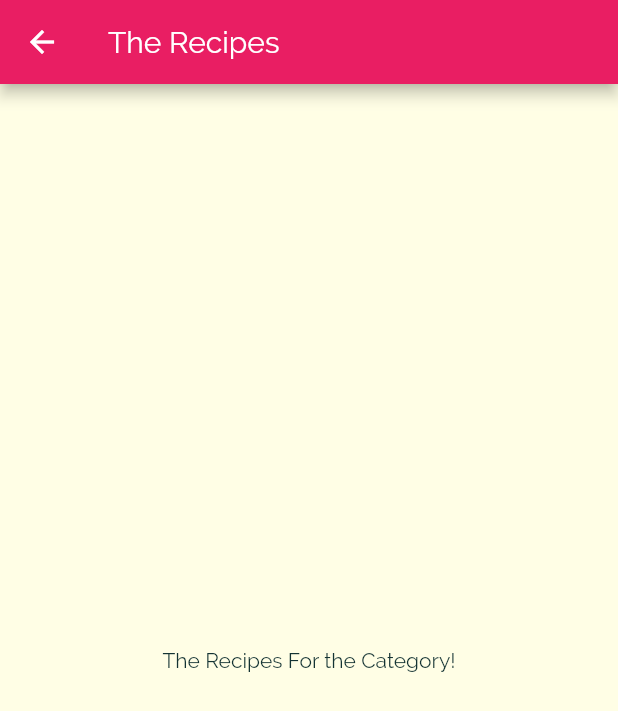
After one commit to waynet022/Flutter_Apps, a Flutter app: the screen it shows after launch, after a tap on "Italian", on a phone screen of 412 x 824 dp. The commit adds this screen. Shown: the top 711 px of the screen. Run offline on Flutter 3.47's test engine with Material 2 defaults, Android fonts, the phone set to English and light mode, and no system bars.

Commit message:
Added navigation
Added a navigation function on the category_item file. Each category
will now have an ontap function inside of the inkwell wedget. The new
category_meals_screen page will get pushed to a stack. The new screen by
default provides a back button at the top of the appbar.

```diff
--- a/lib/category_item.dart
+++ b/lib/category_item.dart
@@ -1,4 +1,5 @@
 import 'package:flutter/material.dart';
+import 'category_meals_screen.dart';
 
 class CategoryItem extends StatelessWidget {
   final String title;
@@ -6,22 +7,35 @@ class CategoryItem extends StatelessWidget {
 
   CategoryItem(this.title, this.color);
 
+  void selectCategory(BuildContext ctx){
+    Navigator.of(ctx).push(MaterialPageRoute(builder: (_){
+      return CategoryMealsScreen();
+          },
+        ),
+      );
+  }
+
   @override
   Widget build(BuildContext context) {
-    return Container(
+    return InkWell(
+      onTap: () => selectCategory(context),
+      splashColor: Theme.of(context).primaryColor,
+      borderRadius: BorderRadius.circular(15),
+      child:
+        Container(
           padding: const EdgeInsets.all(15),
           child: Text(title, style: Theme.of(context).textTheme.title,),
           decoration: BoxDecoration(
             gradient: LinearGradient(
-          colors: [
-            color.withOpacity(0.7),
-            color,
-          ],
+              colors: [color.withOpacity(0.7), color],
               begin: Alignment.topLeft,
               end: Alignment.bottomRight,
             ),
             borderRadius: BorderRadius.circular(15),
           ),
+        )
   );
+
+
   }
 }
--- /dev/null
+++ b/lib/category_meals_screen.dart
@@ -0,0 +1,12 @@
+import 'package:flutter/material.dart';
+
+class CategoryMealsScreen extends StatelessWidget {
+  @override
+  Widget build(BuildContext context) {
+    return Scaffold(
+        appBar: AppBar(title: Text('The Recipes'),),
+        body:
+          Center(child: Text('The Recipes For the Category!'),)
+    );
+  }
+}
```
Lines whose indentation alone changed are shown as unchanged.
